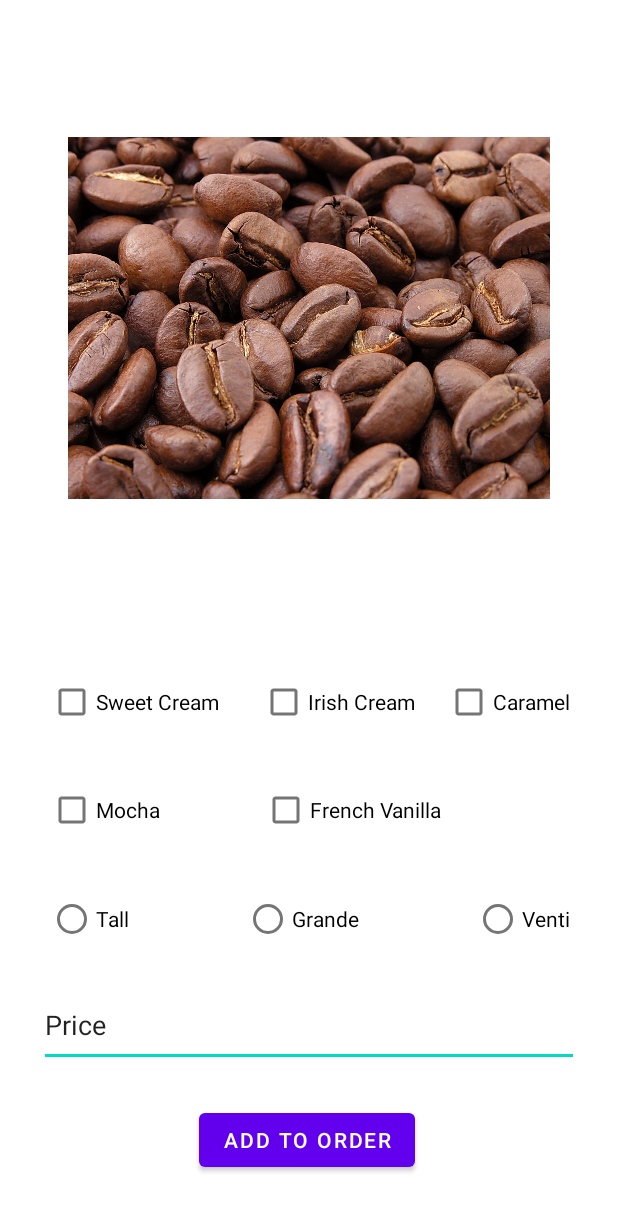
After one commit to adrianjosuemosquera/project5, an Android app: the layout coffee_view.xml on its own in the app's theme, with its tools: preview values and no code run, on a phone screen of 412 x 824 dp. The commit adds this screen. Shown: the top 1211 px of the screen. Run offline under Robolectric (Android 15) with nearby library versions, the light colour scheme and no system bars.

Commit message:
too tired

```diff
--- /dev/null
+++ b/app/src/main/java/com/example/rutgerscafe/coffeeController.java
@@ -0,0 +1,4 @@
+package com.example.rutgerscafe;
+
+public class coffeeController {
+}
--- /dev/null
+++ b/app/src/main/res/layout/coffee_view.xml
@@ -0,0 +1,140 @@
+<?xml version="1.0" encoding="utf-8"?>
+<androidx.constraintlayout.widget.ConstraintLayout xmlns:android="http://schemas.android.com/apk/res/android"
+    xmlns:app="http://schemas.android.com/apk/res-auto"
+    xmlns:tools="http://schemas.android.com/tools"
+    android:layout_width="match_parent"
+    android:layout_height="match_parent">
+
+    <CheckBox
+        android:id="@+id/sweetCreamBox"
+        android:layout_width="wrap_content"
+        android:layout_height="wrap_content"
+        android:layout_marginStart="32dp"
+        android:layout_marginBottom="24dp"
+        android:text="@string/sweetCreamCheckBoxName"
+        app:layout_constraintBottom_toTopOf="@+id/mochaCheckBox"
+        app:layout_constraintStart_toStartOf="parent" />
+
+    <CheckBox
+        android:id="@+id/irishCreamCheckBox"
+        android:layout_width="wrap_content"
+        android:layout_height="wrap_content"
+        android:layout_marginStart="27dp"
+        android:layout_marginEnd="26dp"
+        android:layout_marginBottom="24dp"
+        android:text="@string/irishCreamCheckBoxName"
+        app:layout_constraintBottom_toTopOf="@+id/frenchVanillaCheckBox"
+        app:layout_constraintEnd_toStartOf="@+id/caramelCheckBox"
+        app:layout_constraintHorizontal_bias="0.0"
+        app:layout_constraintStart_toEndOf="@+id/sweetCreamBox" />
+
+    <CheckBox
+        android:id="@+id/mochaCheckBox"
+        android:layout_width="wrap_content"
+        android:layout_height="wrap_content"
+        android:layout_marginStart="32dp"
+        android:layout_marginBottom="260dp"
+        android:text="@string/mochaCheckBoxName"
+        app:layout_constraintBottom_toBottomOf="parent"
+        app:layout_constraintStart_toStartOf="parent" />
+
+    <CheckBox
+        android:id="@+id/caramelCheckBox"
+        android:layout_width="wrap_content"
+        android:layout_height="wrap_content"
+        android:layout_marginEnd="32dp"
+        android:layout_marginBottom="332dp"
+        android:text="@string/caramelCheckBoxName"
+        app:layout_constraintBottom_toBottomOf="parent"
+        app:layout_constraintEnd_toEndOf="parent" />
+
+    <CheckBox
+        android:id="@+id/frenchVanillaCheckBox"
+        android:layout_width="wrap_content"
+        android:layout_height="wrap_content"
+        android:layout_marginStart="68dp"
+        android:layout_marginBottom="260dp"
+        android:text="@string/frenchVanillaCheckBoxName"
+        app:layout_constraintBottom_toBottomOf="parent"
+        app:layout_constraintStart_toEndOf="@+id/mochaCheckBox" />
+
+    <EditText
+        android:id="@+id/subtotalTextBox"
+        android:layout_width="360dp"
+        android:layout_height="55dp"
+        android:layout_marginStart="32dp"
+        android:layout_marginTop="92dp"
+        android:layout_marginEnd="32dp"
+        android:ems="10"
+        android:text="@string/priceTextBoxName"
+        android:inputType="numberDecimal"
+        app:layout_constraintEnd_toEndOf="parent"
+        app:layout_constraintStart_toStartOf="parent"
+        app:layout_constraintTop_toBottomOf="@+id/mochaCheckBox"
+        tools:ignore="SpeakableTextPresentCheck" />
+
+    <Button
+        android:id="@+id/addToOrderButton"
+        android:layout_width="wrap_content"
+        android:layout_height="wrap_content"
+        android:layout_marginStart="157dp"
+        android:layout_marginEnd="160dp"
+        android:layout_marginBottom="40dp"
+        android:text="@string/addToOrderButtonName"
+        app:layout_constraintBottom_toBottomOf="parent"
+        app:layout_constraintEnd_toEndOf="parent"
+        app:layout_constraintStart_toStartOf="parent" />
+
+    <RadioButton
+        android:id="@+id/smallButton"
+        android:layout_width="wrap_content"
+        android:layout_height="wrap_content"
+        android:layout_marginStart="32dp"
+        android:layout_marginTop="20dp"
+        android:layout_marginBottom="15dp"
+        android:text="@string/smallButtonName"
+        app:layout_constraintBottom_toTopOf="@+id/subtotalTextBox"
+        app:layout_constraintStart_toStartOf="parent"
+        app:layout_constraintTop_toBottomOf="@+id/mochaCheckBox" />
+
+    <RadioButton
+        android:id="@+id/mediumButton"
+        android:layout_width="wrap_content"
+        android:layout_height="wrap_content"
+        android:layout_marginStart="5dp"
+        android:layout_marginTop="20dp"
+        android:layout_marginEnd="5dp"
+        android:layout_marginBottom="15dp"
+        android:text="@string/mediumButtonName"
+        app:layout_constraintBottom_toTopOf="@+id/subtotalTextBox"
+        app:layout_constraintEnd_toStartOf="@+id/largeButton"
+        app:layout_constraintStart_toEndOf="@+id/smallButton"
+        app:layout_constraintTop_toBottomOf="@+id/frenchVanillaCheckBox" />
+
+    <RadioButton
+        android:id="@+id/largeButton"
+        android:layout_width="wrap_content"
+        android:layout_height="wrap_content"
+        android:layout_marginTop="20dp"
+        android:layout_marginEnd="32dp"
+        android:layout_marginBottom="15dp"
+        android:text="@string/largeButtonName"
+        app:layout_constraintBottom_toTopOf="@+id/subtotalTextBox"
+        app:layout_constraintEnd_toEndOf="parent"
+        app:layout_constraintTop_toBottomOf="@+id/frenchVanillaCheckBox" />
+
+    <ImageView
+        android:id="@+id/imageView"
+        android:layout_width="321dp"
+        android:layout_height="245dp"
+        android:layout_marginStart="45dp"
+        android:layout_marginTop="43dp"
+        android:layout_marginEnd="45dp"
+        android:layout_marginBottom="63dp"
+        app:layout_constraintBottom_toTopOf="@+id/sweetCreamBox"
+        app:layout_constraintEnd_toEndOf="parent"
+        app:layout_constraintStart_toStartOf="parent"
+        app:layout_constraintTop_toTopOf="parent"
+        app:srcCompat="@drawable/roasted_coffee_beans" />
+
+</androidx.constraintlayout.widget.ConstraintLayout>
--- a/app/src/main/res/values/strings.xml
+++ b/app/src/main/res/values/strings.xml
@@ -4,4 +4,18 @@
     <string name = "donutButtonName">Donuts</string>
     <string name = "storeOrderButtonName">Store Orders</string>
     <string name = "checkCartButtonName">Check Cart</string>
+
+    <string name = "sweetCreamCheckBoxName">Sweet Cream</string>
+    <string name = "frenchVanillaCheckBoxName">French Vanilla</string>
+    <string name = "irishCreamCheckBoxName">Irish Cream</string>
+    <string name = "caramelCheckBoxName">Caramel</string>
+    <string name = "mochaCheckBoxName">Mocha</string>
+
+    <string name = "smallButtonName">Tall</string>
+    <string name = "mediumButtonName">Grande</string>
+    <string name = "largeButtonName">Venti</string>
+
+    <string name = "priceTextBoxName">Price</string>
+    <string name = "addToOrderButtonName">Add to Order</string>
+
 </resources>
```
Also changed, not shown: app/src/main/res/drawable/roasted_coffee_beans.jpg (added), app/src/main/res/layout/Roasted_coffee_beans.jpg (added).
